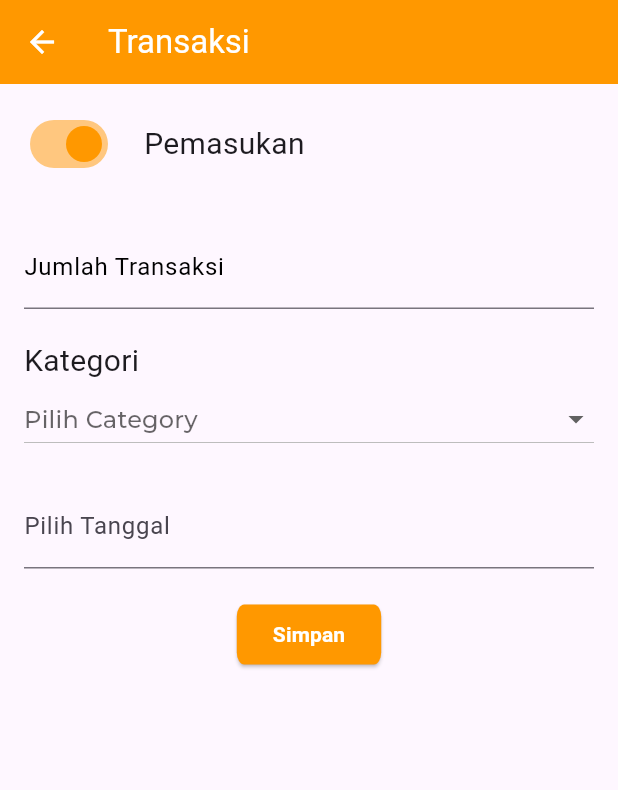
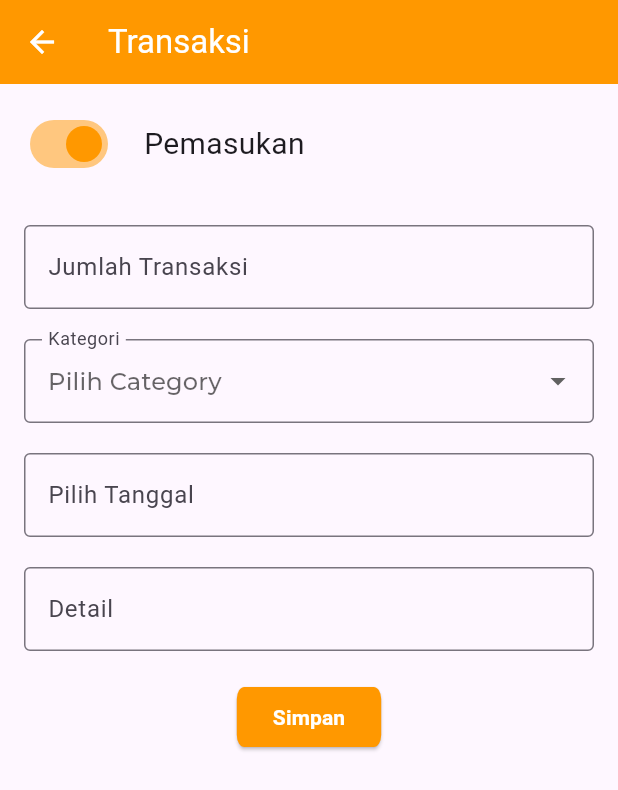
Before and after one commit to LathifNurHidayat/financial_ricording_application, a Flutter app: the TransactionPage screen opened directly, on a phone screen of 412 x 824 dp. Shown: the top 790 px of the screen. Run offline on Flutter 3.47's test engine with Material 3 defaults, Android fonts, the phone set to English and light mode, and no system bars; our stand-ins replace drift, google_fonts; missing offline and left inert: calendar_appbar; accounts and stored records are empty.

Commit message:
Database

```diff
--- /dev/null
+++ b/lib/Model/database.dart
@@ -0,0 +1,26 @@
+ import "package:drift/drift.dart";
+import "package:drift/native.dart";
+import "package:path/path.dart" as p;
+import "package:path_provider/path_provider.dart";
+import "dart:io";
+
+
+class Kategori extends Table{
+  IntColumn get kategori_id => integer().autoIncrement()();
+  TextColumn get kategori_name => text().withLength(max: 128)();
+  IntColumn get type => integer()();
+  DateTimeColumn get created_at => dateTime()();
+  DateTimeColumn get updated_at => dateTime()();
+  DateTimeColumn get deleted_at => dateTime().nullable()();
+}
+
+class Transaksi extends Table{
+  IntColumn get transaksi_id => integer().autoIncrement()();
+  TextColumn get name => text().withLength(max: 128)();
+  IntColumn get kategori_id => integer()();
+  TextColumn get jumlah_transaksi => text().withLength(max : 128)();
+  DateTimeColumn get tanggal_transaksi => dateTime()();
+  DateTimeColumn get created_at => dateTime()();
+  DateTimeColumn get updated_at => dateTime()();
+  DateTimeColumn get deleted_at => dateTime()();
+}
--- a/lib/page/transaction_page.dart
+++ b/lib/page/transaction_page.dart
@@ -1,4 +1,3 @@
-import 'package:flutter/foundation.dart';
 import 'package:flutter/material.dart';
 import 'package:google_fonts/google_fonts.dart';
 import 'package:intl/intl.dart';
@@ -66,18 +65,16 @@ class _TransactionPageState extends State<TransactionPage> {
               TextFormField(
                 keyboardType: TextInputType.number,
                 decoration: InputDecoration(
-                    border: UnderlineInputBorder(),
+                    border: OutlineInputBorder(),
                     labelText: "Jumlah Transaksi",
-                    labelStyle: TextStyle(fontSize: 16, color: Colors.black)),
+                    prefixText: "Rp"),
               ),
               SizedBox(
                 height: 20,
               ),
-              Text(
-                "Kategori",
-                style: TextStyle(fontSize: 20),
-              ),
-              DropdownButton<String>(
+              DropdownButtonFormField<String>(
+                  decoration: InputDecoration(
+                      border: OutlineInputBorder(), labelText: "Kategori"),
                   hint: Text(
                     "Pilih Category",
                     style: GoogleFonts.montserrat(fontSize: 16),
@@ -100,7 +97,8 @@ class _TransactionPageState extends State<TransactionPage> {
               TextField(
                 readOnly: true,
                 controller: dateControler,
-                decoration: InputDecoration(label: Text("Pilih Tanggal")),
+                decoration: InputDecoration(
+                    labelText: "Pilih Tanggal", border: OutlineInputBorder()),
                 onTap: () async {
                   DateTime? selectDate = await showDatePicker(
                       context: context,
@@ -110,11 +108,18 @@ class _TransactionPageState extends State<TransactionPage> {
 
                   if (selectDate != null) {
                     String FormatDatetime =
-                        DateFormat('dd-MM-yyyy').format(selectDate);
+                        DateFormat('dd/MM/yyyy').format(selectDate);
 
                     dateControler.text = FormatDatetime;
                   }
                 },
+              ),
+              SizedBox(
+                height: 20,
+              ),
+              TextField(
+                decoration: InputDecoration(
+                    labelText: "Detail", border: OutlineInputBorder()),
               ),
               SizedBox(
                 height: 20,
@@ -127,7 +132,11 @@ class _TransactionPageState extends State<TransactionPage> {
                             borderRadius:
                                 BorderRadius.all(Radius.elliptical(5, 8)))),
                     onPressed: () {},
-                    child: Text("Simpan", style: TextStyle(color: Colors.white, fontWeight: FontWeight.bold),)),
+                    child: Text(
+                      "Simpan",
+                      style: TextStyle(
+                          color: Colors.white, fontWeight: FontWeight.bold),
+                    )),
               )
             ],
           )),
--- a/pubspec.yaml
+++ b/pubspec.yaml
@@ -44,8 +44,8 @@ dependencies:
 dev_dependencies:
   flutter_test:
     sdk: flutter
-  drift_dev: ^2.21.0
-  build_runner: ^2.4.13
+  drift_dev: ^2.0.0
+  build_runner: ^2.1.0
 
 
   # The "flutter_lints" package below contains a set of recommended lints to
```
Also changed, not shown: 1 other file.
